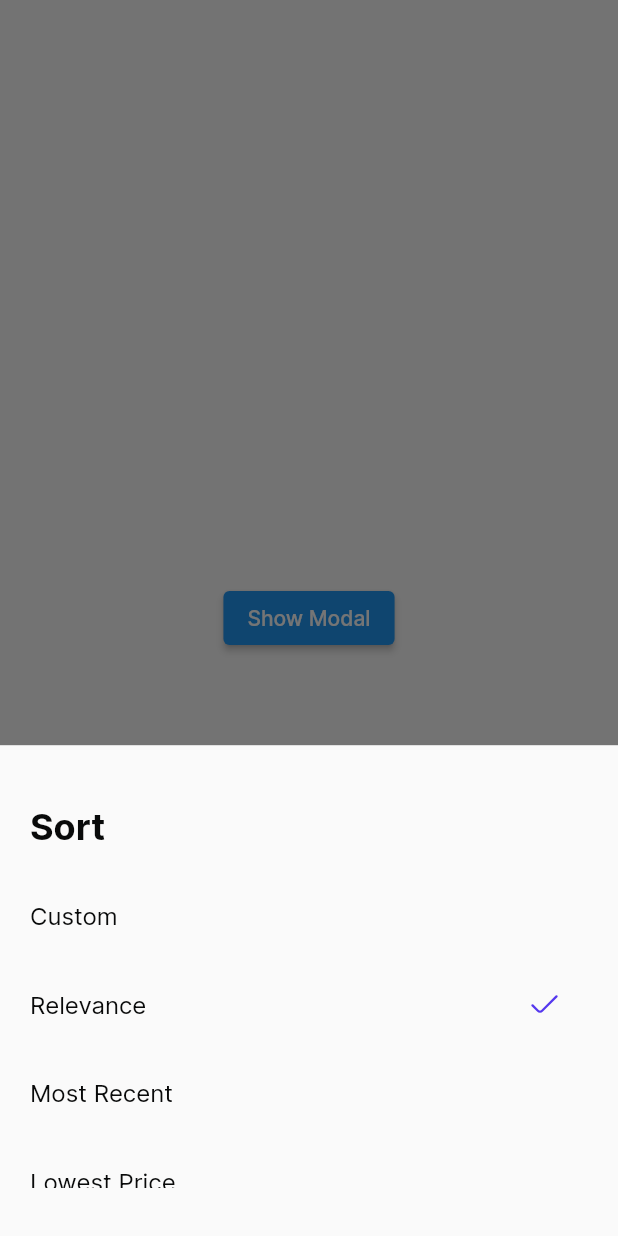
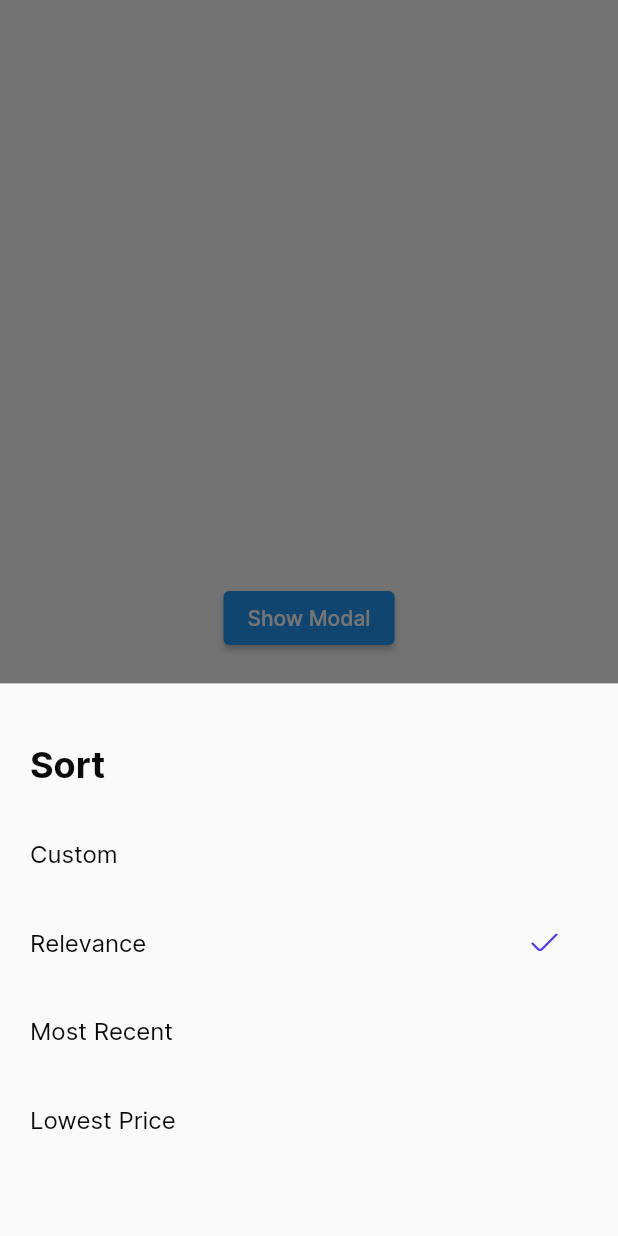
Before and after one commit to studio-alva/nucleus-flutter, a Flutter app: the SortModalPages screen opened by its route, after a tap on "Show Modal", on a phone screen of 412 x 824 dp. Run offline on Flutter 3.47's test engine with Material 2 defaults, Android fonts, the phone set to English and light mode, and no system bars; our stand-ins replace carousel_slider, faker, flutter_svg; missing offline and left inert: dart:ffi.

Commit message:
review 1 - modal sort pages

```diff
--- a/lib/ui_features/pages/modal/sort_modal_pages.dart
+++ b/lib/ui_features/pages/modal/sort_modal_pages.dart
@@ -7,7 +7,7 @@ class SortModalPages extends StatelessWidget {
   SortModalPages({super.key});
   static const String sortModalPages = "sortModalPages";
 
-  List<SortModel> sortData = [
+  final List<SortModel> sortData = [
     SortModel(name: "Custom", status: false),
     SortModel(name: "Relevance", status: true),
     SortModel(name: "Most Recent", status: false),
@@ -36,12 +36,12 @@ class SortModalPages extends StatelessWidget {
 }
 
 class ModalSortBody extends StatelessWidget {
-  ModalSortBody({
+  const ModalSortBody({
     super.key,
     required this.sm,
   });
 
-  List<SortModel> sm;
+  final List<SortModel> sm;
 
   @override
   Widget build(BuildContext context) {
@@ -50,7 +50,7 @@ class ModalSortBody extends StatelessWidget {
         vertical: 40,
         horizontal: 20,
       ),
-      height: screenHeight(context) * 0.3,
+      height: screenHeight(context) * 0.35,
       decoration: const BoxDecoration(),
       child: Column(
         crossAxisAlignment: CrossAxisAlignment.start,
@@ -60,8 +60,8 @@ class ModalSortBody extends StatelessWidget {
             style: AssetStyles.h2,
           ),
           verticalSpace(20),
-          Container(
-            height: screenHeight(context) * 0.25,
+          SizedBox(
+            height: screenHeight(context) * 0.28,
             child: ListView.builder(
               itemCount: sm.length,
               itemBuilder: (context, index) => InkWell(
@@ -78,9 +78,7 @@ class ModalSortBody extends StatelessWidget {
                     children: [
                       Text(
                         sm[index].name,
-                        style: AssetStyles.labelMdMdReg.copyWith(
-                          color: AssetColors.inkDarkest,
-                        ),
+                        style: AssetStyles.labelMdRegular,
                       ),
                       sm[index].status
                           ? SvgPicture.asset(AssetPaths.iconCheck)
```
